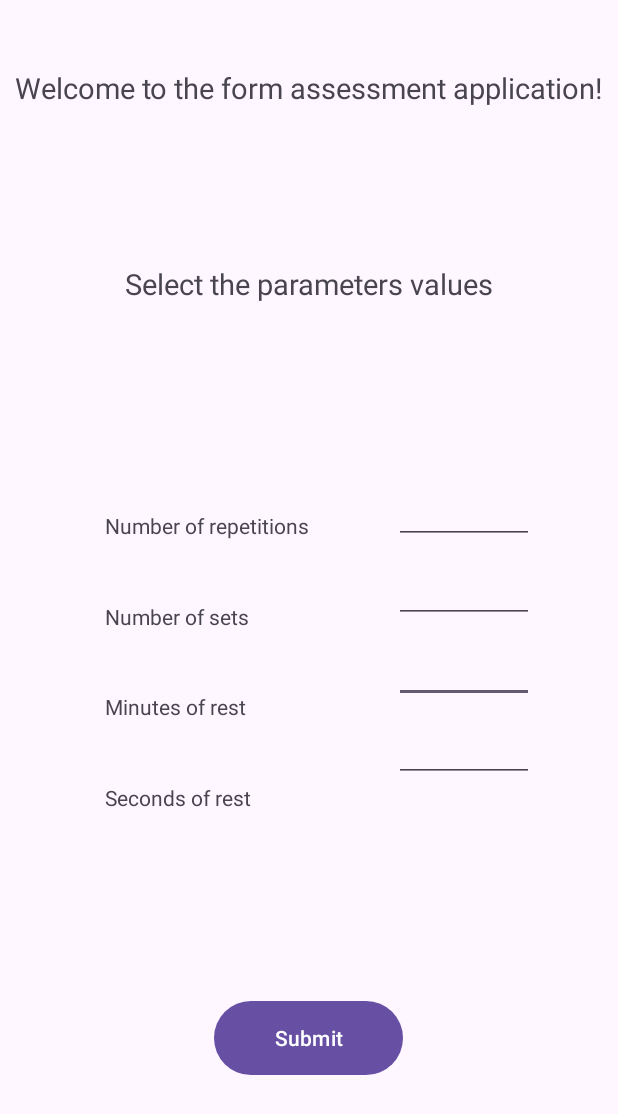
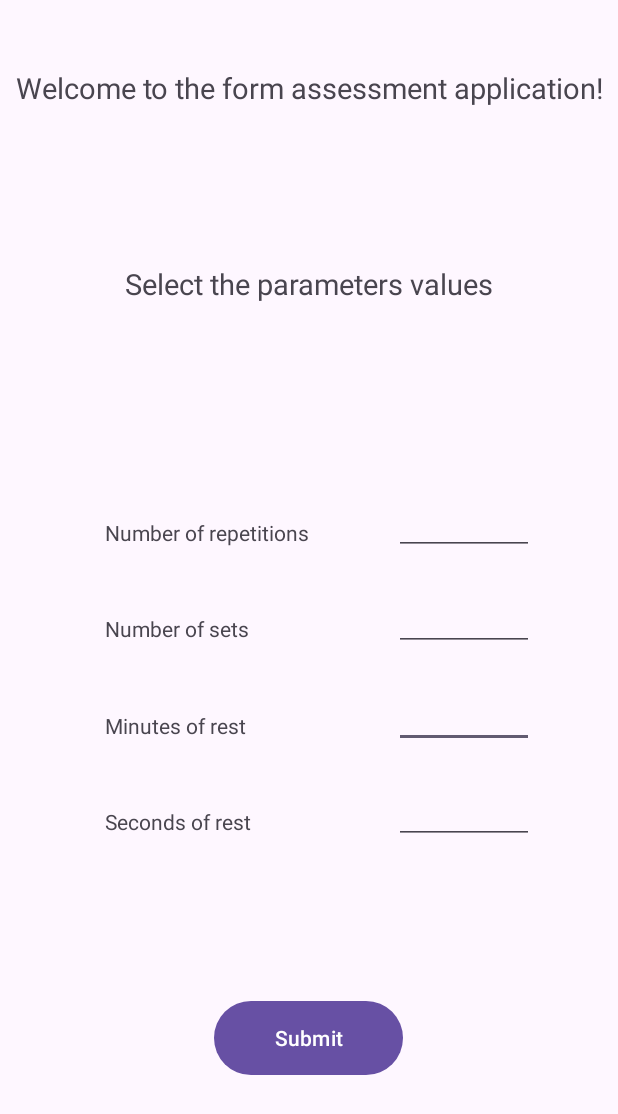
Before and after one commit to dominicofthebears/Self-Counting-Repetitions, an Android app: the screen it shows after launch (MainActivity), on a phone screen of 412 x 824 dp. Shown: the top 1114 px of the screen. Run offline under Robolectric (Android 15) with nearby library versions, the phone set to English and light mode, and no system bars.

Commit message:
Activity_main fixed

```diff
--- a/app/src/main/res/layout/activity_main.xml
+++ b/app/src/main/res/layout/activity_main.xml
@@ -16,7 +16,8 @@
             android:textSize="19sp"
             app:layout_constraintEnd_toEndOf="parent"
             app:layout_constraintTop_toTopOf="parent"
-            android:layout_marginTop="45dp" />
+            android:layout_marginTop="45dp"
+            android:textAlignment="center" />
 
     <TextView
             android:text="Select the parameters values"
@@ -40,10 +41,8 @@
             android:layout_marginEnd="56dp"
             android:textSize="15sp"
             app:layout_constraintEnd_toEndOf="parent"
-            android:layout_marginTop="5dp"
-            app:layout_constraintTop_toBottomOf="@+id/editTextNumber4"
-            android:layout_marginBottom="5dp"
-            app:layout_constraintBottom_toTopOf="@+id/editTextNumber" />
+            app:layout_constraintTop_toTopOf="@+id/textView6"
+            android:layout_marginTop="5dp" />
 
     <EditText
             android:layout_width="93dp"
@@ -54,10 +53,8 @@
             android:layout_marginEnd="56dp"
             app:layout_constraintEnd_toEndOf="parent"
 
-            android:layout_marginTop="5dp"
-            app:layout_constraintTop_toBottomOf="@+id/editTextNumber5"
-            android:layout_marginBottom="5dp"
-            app:layout_constraintBottom_toTopOf="@+id/editTextNumber3" />
+            app:layout_constraintTop_toTopOf="@+id/textView5"
+            android:layout_marginTop="5dp" />
 
     <EditText
             android:layout_width="93dp"
@@ -67,10 +64,8 @@
             android:id="@+id/editTextNumber5"
             android:layout_marginEnd="56dp"
             app:layout_constraintEnd_toEndOf="parent"
-            android:layout_marginBottom="5dp"
-            app:layout_constraintBottom_toTopOf="@+id/editTextNumber4"
-            app:layout_constraintTop_toTopOf="parent"
-            android:layout_marginTop="320dp" />
+            app:layout_constraintTop_toTopOf="@id/textView4"
+            android:layout_marginTop="5dp" />
 
     <EditText
             android:layout_width="93dp"
@@ -78,54 +73,54 @@
             android:inputType="number"
             android:ems="10"
             android:id="@+id/editTextNumber"
-            app:layout_constraintBottom_toBottomOf="parent"
-            android:layout_marginBottom="300dp"
             android:layout_marginEnd="56dp"
             app:layout_constraintEnd_toEndOf="parent"
-            android:layout_marginTop="5dp"
-            app:layout_constraintTop_toBottomOf="@+id/editTextNumber3"
-            app:layout_constraintVertical_bias="0.0" />
+            app:layout_constraintTop_toTopOf="@+id/textView7"
+            android:layout_marginTop="5dp" />
 
     <TextView
             android:text="Number of repetitions"
             android:layout_width="wrap_content"
-            android:layout_height="wrap_content"
+            android:layout_height="40dp"
             android:id="@+id/textView4"
             app:layout_constraintStart_toStartOf="parent"
             android:layout_marginStart="70dp"
             android:layout_marginBottom="10dp"
             app:layout_constraintBottom_toTopOf="@+id/textView5"
             app:layout_constraintTop_toTopOf="parent"
-            android:layout_marginTop="320dp" />
+            android:layout_marginTop="320dp"
+            android:gravity="bottom" />
 
     <TextView
             android:text="Number of sets"
             android:layout_width="wrap_content"
-            android:layout_height="wrap_content"
+            android:layout_height="40dp"
             android:id="@+id/textView5"
             android:layout_marginTop="10dp"
             app:layout_constraintTop_toBottomOf="@+id/textView4"
             app:layout_constraintStart_toStartOf="parent"
             android:layout_marginStart="70dp"
             android:layout_marginBottom="10dp"
-            app:layout_constraintBottom_toTopOf="@+id/textView6" />
+            app:layout_constraintBottom_toTopOf="@+id/textView6"
+            android:gravity="bottom" />
 
     <TextView
             android:text="Minutes of rest"
             android:layout_width="wrap_content"
-            android:layout_height="wrap_content"
+            android:layout_height="40dp"
             android:id="@+id/textView6"
             android:layout_marginTop="10dp"
             app:layout_constraintTop_toBottomOf="@+id/textView5"
             app:layout_constraintStart_toStartOf="parent"
             android:layout_marginStart="70dp"
             android:layout_marginBottom="10dp"
-            app:layout_constraintBottom_toTopOf="@+id/textView7" />
+            app:layout_constraintBottom_toTopOf="@+id/textView7"
+            android:gravity="bottom" />
 
     <TextView
             android:text="Seconds of rest"
             android:layout_width="wrap_content"
-            android:layout_height="wrap_content"
+            android:layout_height="40dp"
             android:id="@+id/textView7"
             android:layout_marginTop="10dp"
             app:layout_constraintTop_toBottomOf="@+id/textView6"
@@ -133,7 +128,8 @@
             android:layout_marginStart="70dp"
             app:layout_constraintBottom_toBottomOf="parent"
             android:layout_marginBottom="262dp"
-            app:layout_constraintVertical_bias="0.644" />
+            app:layout_constraintVertical_bias="0.644"
+            android:gravity="bottom" />
 
     <Button
             android:text="Submit"
--- a/build.gradle.kts
+++ b/build.gradle.kts
@@ -1,6 +1,6 @@
 // Top-level build file where you can add configuration options common to all sub-projects/modules.
 plugins {
-    id("com.android.application") version "8.3.1" apply false
+    id("com.android.application") version "8.2.1" apply false
     id("org.jetbrains.kotlin.android") version "1.9.22" apply false
 
 }
```
